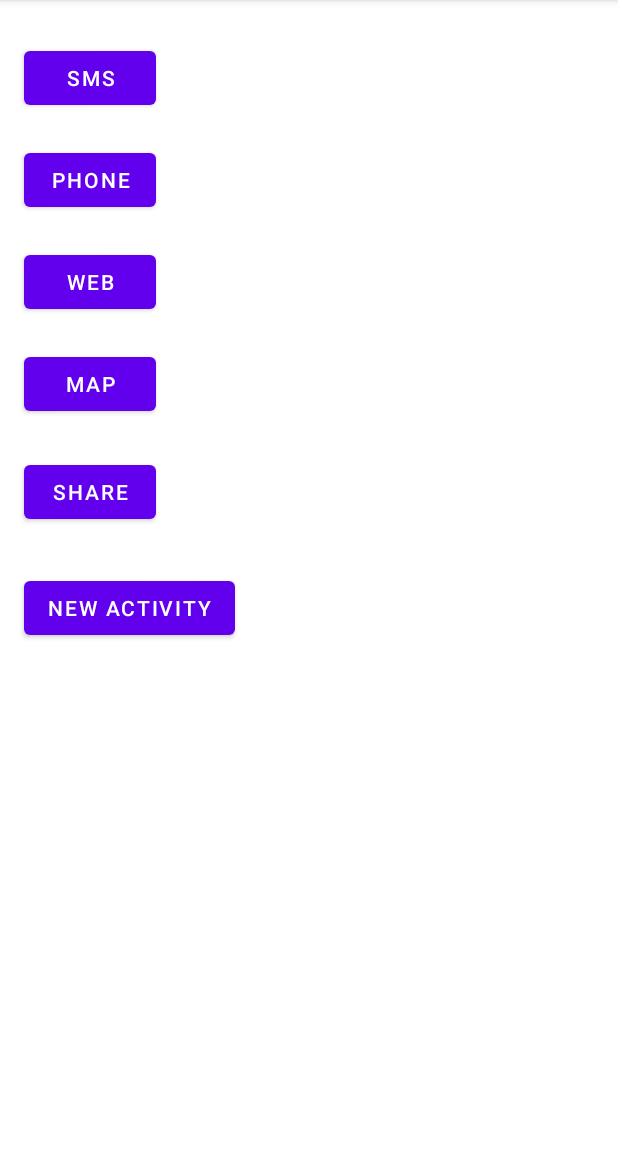
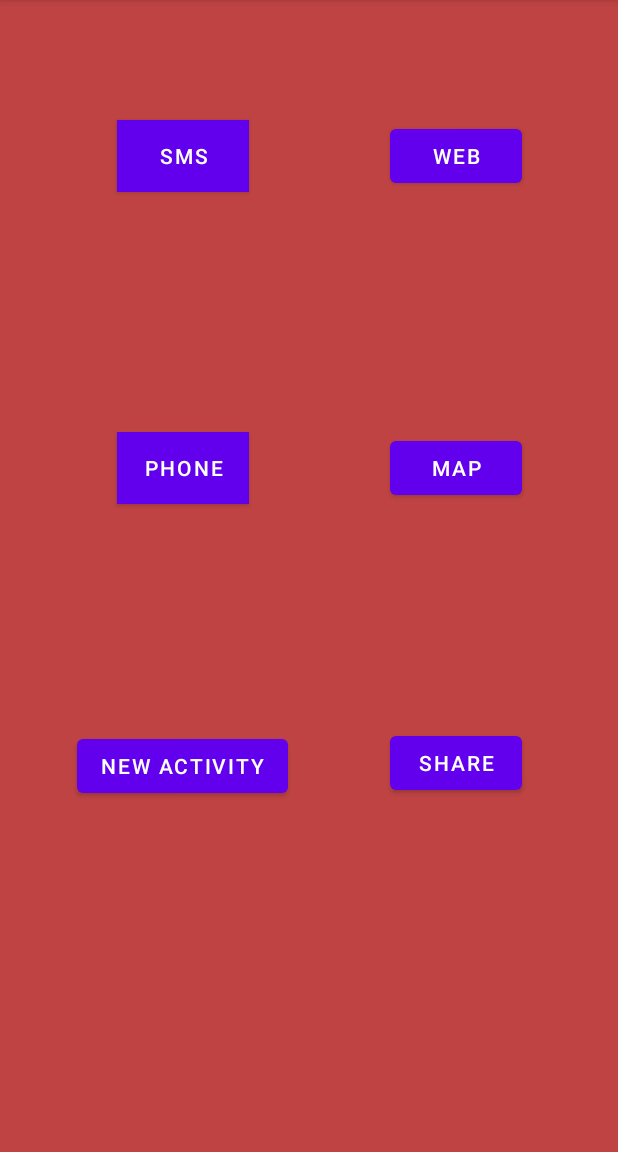
Before and after one commit to Yaredyy/CS374, an Android app: the screen it shows after launch (MainActivity), on a phone screen of 412 x 824 dp, the part 84-1236 px from its top. Run offline under Robolectric (Android 15) with nearby library versions, the phone set to English and light mode, and no system bars.

Commit message:
Update activity_main.xml

```diff
--- a/ImplicitIntents/app/src/main/res/layout/activity_main.xml
+++ b/ImplicitIntents/app/src/main/res/layout/activity_main.xml
@@ -1,19 +1,24 @@
 <?xml version="1.0" encoding="utf-8"?>
-<androidx.constraintlayout.widget.ConstraintLayout
-    xmlns:android="http://schemas.android.com/apk/res/android"
+<androidx.constraintlayout.widget.ConstraintLayout xmlns:android="http://schemas.android.com/apk/res/android"
+    xmlns:app="http://schemas.android.com/apk/res-auto"
     xmlns:tools="http://schemas.android.com/tools"
-    xmlns:app="http://schemas.android.com/apk/res-auto"
     android:layout_width="match_parent"
     android:layout_height="match_parent"
+    android:background="#BF4343"
     tools:context=".MainActivity">
 
     <Button
         android:id="@+id/SMS_Button"
         android:layout_width="wrap_content"
         android:layout_height="wrap_content"
-        android:layout_marginStart="16dp"
-        android:layout_marginTop="28dp"
+        android:layout_marginStart="52dp"
+        android:layout_marginTop="80dp"
+        android:background="#C84444"
+        android:backgroundTint="#913131"
         android:text="@string/SMS_Text"
+        app:iconTint="#00FFFFFF"
+        app:layout_constraintEnd_toStartOf="@+id/Web_Button"
+        app:layout_constraintHorizontal_bias="0.218"
         app:layout_constraintStart_toStartOf="parent"
         app:layout_constraintTop_toTopOf="parent" />
 
@@ -21,9 +26,15 @@
         android:id="@+id/Phone_Button"
         android:layout_width="wrap_content"
         android:layout_height="wrap_content"
-        android:layout_marginStart="16dp"
-        android:layout_marginTop="20dp"
+        android:layout_marginStart="52dp"
+        android:layout_marginTop="160dp"
+        android:background="#567553"
+        android:backgroundTint="#BF6969"
+        android:foregroundTint="#00FFFFFF"
         android:text="@string/Phone_Text"
+        app:iconTint="#00FFFFFF"
+        app:layout_constraintEnd_toStartOf="@+id/Map_Button"
+        app:layout_constraintHorizontal_bias="0.218"
         app:layout_constraintStart_toStartOf="parent"
         app:layout_constraintTop_toBottomOf="@+id/SMS_Button" />
 
@@ -31,41 +42,44 @@
         android:id="@+id/Web_Button"
         android:layout_width="wrap_content"
         android:layout_height="wrap_content"
-        android:layout_marginStart="16dp"
-        android:layout_marginTop="20dp"
+        android:layout_marginTop="80dp"
+        android:layout_marginEnd="64dp"
         android:text="@string/Web_Text"
-        app:layout_constraintStart_toStartOf="parent"
-        app:layout_constraintTop_toBottomOf="@+id/Phone_Button" />
+        app:layout_constraintEnd_toEndOf="parent"
+        app:layout_constraintTop_toTopOf="parent" />
 
     <Button
         android:id="@+id/Map_Button"
         android:layout_width="wrap_content"
         android:layout_height="wrap_content"
-        android:layout_marginStart="16dp"
-        android:layout_marginTop="20dp"
+        android:layout_marginTop="160dp"
+        android:layout_marginEnd="64dp"
         android:text="@string/Map_Text"
-        app:layout_constraintStart_toStartOf="parent"
+        app:layout_constraintEnd_toEndOf="parent"
         app:layout_constraintTop_toBottomOf="@+id/Web_Button" />
 
     <Button
         android:id="@+id/Share_Button"
         android:layout_width="wrap_content"
         android:layout_height="wrap_content"
-        android:layout_marginStart="16dp"
-        android:layout_marginTop="24dp"
+        android:layout_marginEnd="64dp"
         android:text="@string/Share_Text"
-        app:layout_constraintStart_toStartOf="parent"
-        app:layout_constraintTop_toBottomOf="@+id/Map_Button" />
+        app:layout_constraintBottom_toBottomOf="parent"
+        app:layout_constraintEnd_toEndOf="parent"
+        app:layout_constraintTop_toBottomOf="@+id/Map_Button"
+        app:layout_constraintVertical_bias="0.388" />
 
     <Button
         android:id="@+id/New_Activity_Button"
         android:layout_width="wrap_content"
         android:layout_height="wrap_content"
-        android:layout_marginStart="16dp"
+        android:layout_marginStart="36dp"
         android:layout_marginBottom="24dp"
         android:text="@string/New_Activity_Text"
         app:layout_constraintBottom_toBottomOf="parent"
+        app:layout_constraintEnd_toStartOf="@+id/Share_Button"
+        app:layout_constraintHorizontal_bias="0.185"
         app:layout_constraintStart_toStartOf="parent"
-        app:layout_constraintTop_toBottomOf="@+id/Share_Button"
-        app:layout_constraintVertical_bias="0.085" />
+        app:layout_constraintTop_toBottomOf="@+id/Phone_Button"
+        app:layout_constraintVertical_bias="0.418" />
 </androidx.constraintlayout.widget.ConstraintLayout>
```
